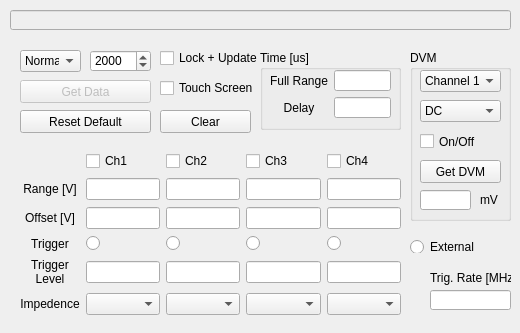
This is osc_dialog.ui in TripletESR/DAQ_GUI as Qt 5 draws it before an edit. The edited form follows.
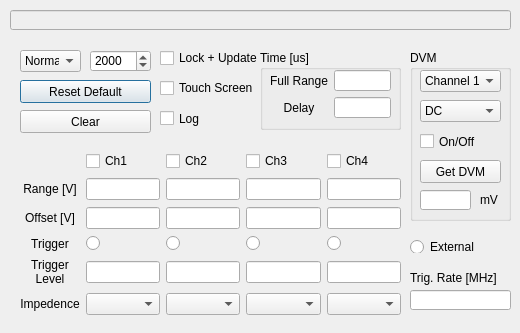
This is the edited form.

Diff of the .ui file:
```diff
--- a/osc_dialog.ui
+++ b/osc_dialog.ui
@@ -77,22 +77,6 @@
     <number>2000</number>
    </property>
   </widget>
-  <widget class="QPushButton" name="pushButton">
-   <property name="enabled">
-    <bool>false</bool>
-   </property>
-   <property name="geometry">
-    <rect>
-     <x>20</x>
-     <y>80</y>
-     <width>131</width>
-     <height>23</height>
-    </rect>
-   </property>
-   <property name="text">
-    <string>Get Data</string>
-   </property>
-  </widget>
   <widget class="QWidget" name="gridLayoutWidget">
    <property name="geometry">
     <rect>
@@ -337,7 +321,7 @@
    <property name="geometry">
     <rect>
      <x>20</x>
-     <y>110</y>
+     <y>80</y>
      <width>131</width>
      <height>23</height>
     </rect>
@@ -426,9 +410,9 @@
   <widget class="QPushButton" name="pushButton_Clear">
    <property name="geometry">
     <rect>
-     <x>160</x>
+     <x>20</x>
      <y>110</y>
-     <width>91</width>
+     <width>131</width>
      <height>23</height>
     </rect>
    </property>
@@ -578,9 +562,9 @@
   <widget class="QLineEdit" name="lineEdit_trgRate">
    <property name="geometry">
     <rect>
-     <x>430</x>
+     <x>410</x>
      <y>290</y>
-     <width>81</width>
+     <width>101</width>
      <height>20</height>
     </rect>
    </property>
@@ -588,9 +572,9 @@
   <widget class="QLabel" name="label_9">
    <property name="geometry">
     <rect>
-     <x>430</x>
+     <x>410</x>
      <y>270</y>
-     <width>81</width>
+     <width>101</width>
      <height>16</height>
     </rect>
    </property>
@@ -598,6 +582,19 @@
     <string>Trig. Rate [MHz]</string>
    </property>
   </widget>
+  <widget class="QCheckBox" name="checkBox_Log">
+   <property name="geometry">
+    <rect>
+     <x>160</x>
+     <y>110</y>
+     <width>91</width>
+     <height>17</height>
+    </rect>
+   </property>
+   <property name="text">
+    <string>Log</string>
+   </property>
+  </widget>
  </widget>
  <resources/>
  <connections/>
```
